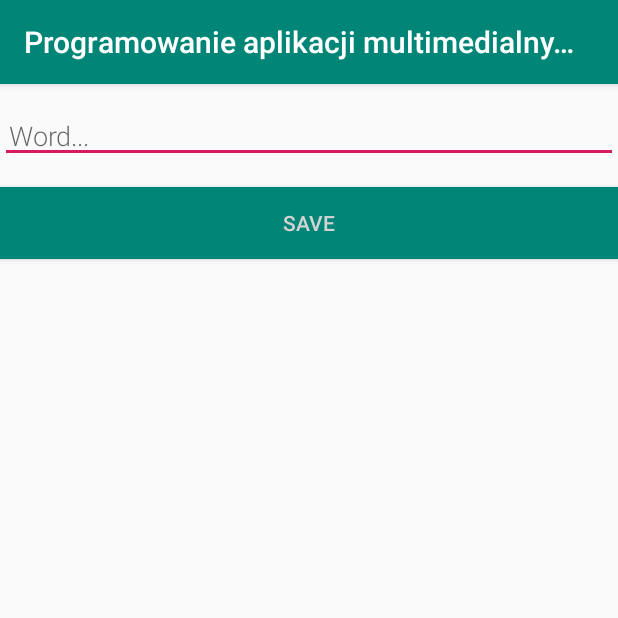
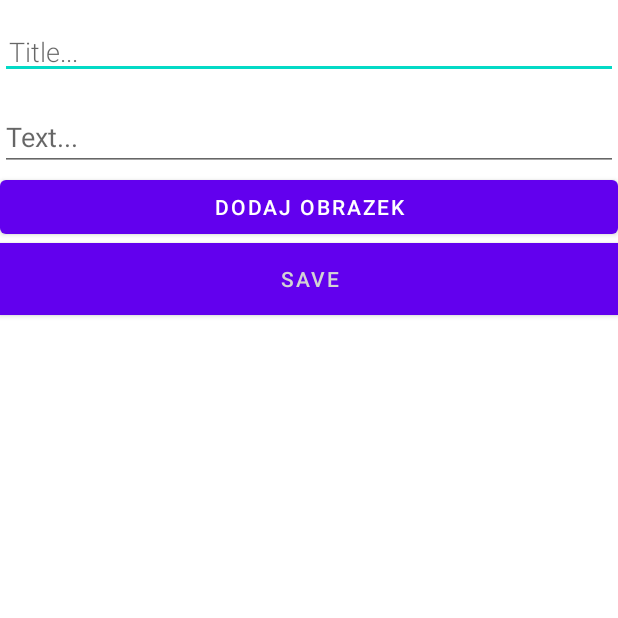
Before and after one commit to mateuszwtulich/android-holidays-app, an Android app: the NewPostActivity screen opened directly, with no data from a screen before it, on a phone screen of 412 x 824 dp, the top half of it. Run offline under Robolectric (Android 15) with nearby library versions, the phone set to English and light mode, and no system bars.

Commit message:
Baza danych w trakcie aktualizacji + dodanie paru Xml

```diff
--- a/app/build.gradle
+++ b/app/build.gradle
@@ -40,6 +40,7 @@ dependencies {
     implementation "androidx.room:room-ktx:$rootProject.roomVersion"
     kapt "androidx.room:room-compiler:$rootProject.roomVersion"
     androidTestImplementation "androidx.room:room-testing:$rootProject.roomVersion"
+    implementation 'com.google.android.material:material:1.1.0-alpha07'
 
 // Lifecycle components
     implementation "androidx.lifecycle:lifecycle-extensions:$rootProject.archLifecycleVersion"
@@ -57,4 +58,5 @@ dependencies {
 
 // Testing
     androidTestImplementation "androidx.arch.core:core-testing:$rootProject.coreTestingVersion"
+    implementation 'androidx.constraintlayout:constraintlayout:1.1.3'
 }
--- a/app/src/main/AndroidManifest.xml
+++ b/app/src/main/AndroidManifest.xml
@@ -1,6 +1,9 @@
 <?xml version="1.0" encoding="utf-8"?>
 <manifest xmlns:android="http://schemas.android.com/apk/res/android"
           package="com.example.programowanieaplikacjimultimedialnych">
+
+    <uses-permission android:name = "android.permission.READ_EXTERNAL_STORAGE"/>
+    <uses-permission android:name="android.permission.WRITE_EXTERNAL_STORAGE"/>
 
     <application
             android:allowBackup="true"
@@ -8,8 +11,9 @@
             android:label="@string/app_name"
             android:roundIcon="@mipmap/ic_launcher_round"
             android:supportsRtl="true"
-            android:theme="@style/AppTheme">
-        <activity android:name=".NewWordActivity"></activity>
+            android:theme="@style/Theme.MaterialComponents.Light.NoActionBar">
+
+        <activity android:name=".NewPostActivity"></activity>
         <activity android:name=".MainActivity">
             <intent-filter>
                 <action android:name="android.intent.action.MAIN"/>
--- a/app/src/main/java/com/example/programowanieaplikacjimultimedialnych/MainActivity.kt
+++ b/app/src/main/java/com/example/programowanieaplikacjimultimedialnych/MainActivity.kt
@@ -35,7 +35,7 @@ class MainActivity : AppCompatActivity() {
 
         val fab = findViewById<FloatingActionButton>(R.id.fab)
         fab.setOnClickListener {
-            val intent = Intent(this@MainActivity, NewWordActivity::class.java)
+            val intent = Intent(this@MainActivity, NewPostActivity::class.java)
             startActivityForResult(intent, newWordActivityRequestCode)
         }
     }
@@ -44,7 +44,7 @@ class MainActivity : AppCompatActivity() {
         super.onActivityResult(requestCode, resultCode, data)
 
         if (requestCode == newWordActivityRequestCode && resultCode == Activity.RESULT_OK) {
-            data?.getStringExtra(NewWordActivity.EXTRA_REPLY)?.let {
+            data?.getStringExtra(NewPostActivity.EXTRA_REPLY)?.let {
                 val word = Word(it)
                 wordViewModel.insert(word)
             }
--- a/app/src/main/java/com/example/programowanieaplikacjimultimedialnych/NewWordActivity.kt
+++ b/app/src/main/java/com/example/programowanieaplikacjimultimedialnych/NewPostActivity.kt
@@ -8,7 +8,7 @@ import android.text.TextUtils
 import android.widget.Button
 import android.widget.EditText
 
-class NewWordActivity : AppCompatActivity() {
+class NewPostActivity : AppCompatActivity() {
 
     private lateinit var editWordView: EditText
 
@@ -18,6 +18,7 @@ class NewWordActivity : AppCompatActivity() {
         editWordView = findViewById(R.id.edit_word)
 
         val button = findViewById<Button>(R.id.button_save)
+
         button.setOnClickListener {
             val replyIntent = Intent()
             if (TextUtils.isEmpty(editWordView.text)) {
@@ -29,6 +30,12 @@ class NewWordActivity : AppCompatActivity() {
             }
             finish()
         }
+
+        val addImage = findViewById<Button>(R.id.addImage)
+        addImage.setOnClickListener {
+
+
+        }
     }
 
     companion object {
--- a/app/src/main/java/com/example/programowanieaplikacjimultimedialnych/WordListAdapter.kt
+++ b/app/src/main/java/com/example/programowanieaplikacjimultimedialnych/WordListAdapter.kt
@@ -15,7 +15,7 @@ class WordListAdapter internal constructor(
     private var words = emptyList<Word>() // Cached copy of words
 
     inner class WordViewHolder(itemView: View) : RecyclerView.ViewHolder(itemView) {
-        val wordItemView: TextView = itemView.findViewById(R.id.textView)
+        val wordItemView: TextView = itemView.findViewById(R.id.Date)
     }
 
     override fun onCreateViewHolder(parent: ViewGroup, viewType: Int): WordViewHolder {
--- a/app/src/main/res/layout/activity_new_word.xml
+++ b/app/src/main/res/layout/activity_new_word.xml
@@ -9,19 +9,27 @@
             android:layout_width="match_parent"
             android:layout_height="wrap_content"
             android:fontFamily="sans-serif-light"
-            android:hint="@string/hint_word"
+            android:hint="@string/hint_title"
             android:inputType="textAutoComplete"
             android:padding="@dimen/small_padding"
             android:layout_marginBottom="@dimen/big_padding"
             android:layout_marginTop="@dimen/big_padding"
-            android:textSize="18sp" />
-
+            android:textSize="18sp"/>
+    <EditText
+            android:layout_width="match_parent"
+            android:layout_height="wrap_content"
+            android:ems="10"
+            android:id="@+id/editText" android:inputType="textAutoCorrect" android:hint="@string/hint_text"/>
+    <Button
+            android:text="Dodaj obrazek"
+            android:layout_width="match_parent"
+            android:layout_height="wrap_content" android:id="@+id/addImage"/>
     <Button
             android:id="@+id/button_save"
             android:layout_width="match_parent"
             android:layout_height="wrap_content"
             android:background="@color/colorPrimary"
             android:text="@string/button_save"
-            android:textColor="@color/buttonLabel" />
+            android:textColor="@color/buttonLabel"/>
 
 </LinearLayout>
--- a/app/src/main/res/values/colors.xml
+++ b/app/src/main/res/values/colors.xml
@@ -4,4 +4,6 @@
     <color name="colorPrimaryDark">#00574B</color>
     <color name="colorAccent">#D81B60</color>
     <color name="buttonLabel">#d3d3d3</color>
+    <color name="primary">#E0D3AF</color>
+    <color name="secondary">#AFBCE0</color>
 </resources>
--- a/app/src/main/res/values/strings.xml
+++ b/app/src/main/res/values/strings.xml
@@ -1,6 +1,16 @@
 <resources>
     <string name="app_name">Programowanie aplikacji multimedialnych</string>
-    <string name="hint_word">Word...</string>
+    <string name="hint_title">Title...</string>
+    <string name="hint_text">Text...</string>
     <string name="button_save">Save</string>
     <string name="empty_not_saved">Word not saved because it is empty.</string>
+    <string name="example_text">Lorem ipsum dolor sit amet, consectetur adipiscing elit.
+        Duis vulputate velit elit, vel maximus lectus consequat at.
+        Donec vulputate viverra lacus non egestas. In blandit faucibus ante.
+        Integer sit amet velit magna. Sed id turpis eu mauris blandit fringilla eget id arcu.
+        Morbi lacinia nisl eget urna suscipit facilisis. Proin id mattis justo, a viverra ante.
+        Donec interdum ipsum varius orci mollis, ultricies porta felis fermentum.
+        Vestibulum a nunc bibendum, facilisis mauris sit amet, iaculis elit.</string>
+    <string name="example_title">Lorem Ipsum</string>
+    <string name="example_date">This week</string>
 </resources>
```
Also changed, not shown: app/src/main/java/com/example/programowanieaplikacjimultimedialnych/HolidayDao.kt (renamed from app/src/main/java/com/example/programowanieaplikacjimultimedialnych/WordDao.kt, +9 -3 lines), app/src/main/java/com/example/programowanieaplikacjimultimedialnych/Model/Location.kt (added, +10 -0 lines), app/src/main/java/com/example/programowanieaplikacjimultimedialnych/Model/MultimediaPath.kt (added, +15 -0 lines), app/src/main/java/com/example/programowanieaplikacjimultimedialnych/Model/Post.kt (added, +19 -0 lines), app/src/main/java/com/example/programowanieaplikacjimultimedialnych/Word.kt (deleted, +0 -9 lines), app/src/main/res/layout/activity_main.xml (+41 -6 lines), app/src/main/res/layout/recyclerview_item.xml (+49 -5 lines).
